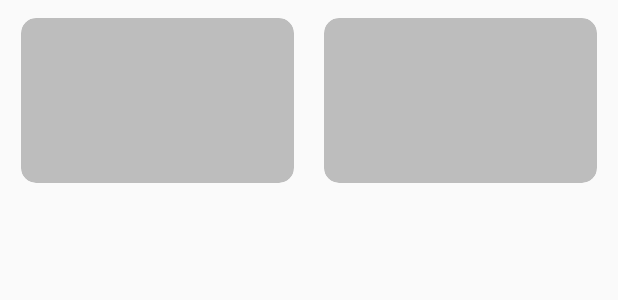
After one commit to imufiid/pilwali-app, an Android app: the layout shimmer_jumlah_tidak_sah_hadir.xml on its own in the app's theme, with its tools: preview values and no code run, on a phone screen of 412 x 824 dp. The commit adds this screen. Shown: the top 300 px of the screen. Run offline under Robolectric (Android 15) with nearby library versions, the phone set to English and light mode, and no system bars; network calls fail.

Commit message:
update slicing shimmer

```diff
--- /dev/null
+++ b/app/src/main/res/layout/shimmer_jumlah_tidak_sah_hadir.xml
@@ -0,0 +1,34 @@
+<?xml version="1.0" encoding="utf-8"?>
+<LinearLayout xmlns:android="http://schemas.android.com/apk/res/android"
+    xmlns:app="http://schemas.android.com/apk/res-auto"
+    android:layout_width="match_parent"
+    android:layout_height="wrap_content"
+    android:orientation="horizontal"
+    android:paddingHorizontal="10dp"
+    android:layout_marginTop="12dp">
+
+    <androidx.cardview.widget.CardView
+        android:layout_width="200dp"
+        android:layout_height="110dp"
+        android:layout_marginStart="4dp"
+        android:layout_marginEnd="10dp"
+        android:layout_weight="1"
+        android:backgroundTint="@color/colorDivider"
+        app:cardCornerRadius="10dp"
+        app:cardElevation="0dp">
+
+    </androidx.cardview.widget.CardView>
+
+    <androidx.cardview.widget.CardView
+        android:layout_width="200dp"
+        android:layout_height="110dp"
+        android:layout_marginStart="10dp"
+        android:layout_marginEnd="4dp"
+        android:layout_weight="1"
+        android:backgroundTint="@color/colorDivider"
+        app:cardCornerRadius="10dp"
+        app:cardElevation="0dp">
+
+    </androidx.cardview.widget.CardView>
+
+</LinearLayout>
```
Also changed, not shown: app/src/main/res/layout/shimmer_jumlah_pemilih.xml (+8 -24 lines), app/src/main/res/layout/shimmer_suara_paslon.xml (renamed from app/src/main/res/layout-xxxhdpi/shimmer_suara_paslon.xml).
